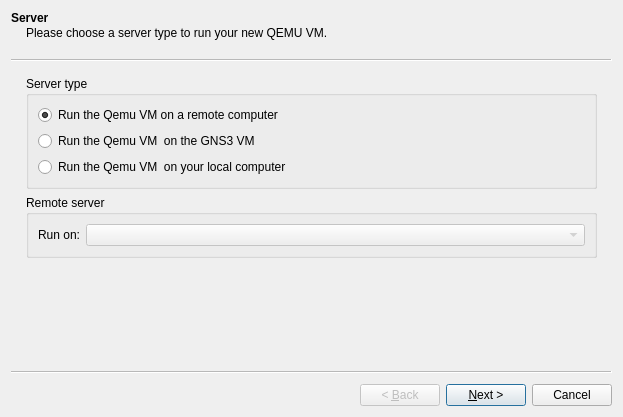
First picture: the form in gns3/modules/qemu/ui/qemu_vm_wizard.ui, repository GNS3/gns3-gui, before the edit.
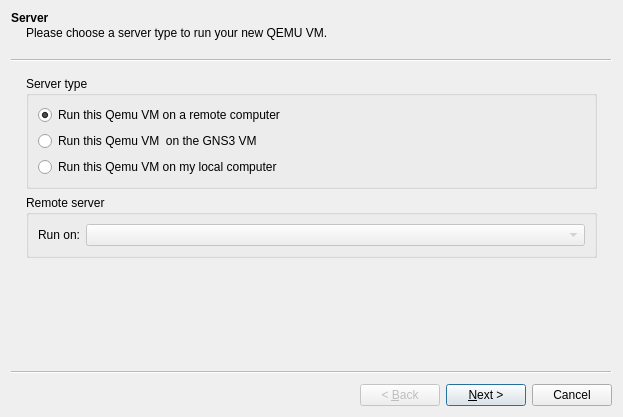
Second picture: the form after the edit.

Commit message: Changes wording in VM wizards.

What changed in the file:
```diff
--- a/gns3/modules/qemu/ui/qemu_vm_wizard.ui
+++ b/gns3/modules/qemu/ui/qemu_vm_wizard.ui
@@ -33,7 +33,7 @@
        <item>
         <widget class="QRadioButton" name="uiRemoteRadioButton">
          <property name="text">
-          <string>Run the Qemu VM on a remote computer</string>
+          <string>Run this Qemu VM on a remote computer</string>
          </property>
          <property name="checked">
           <bool>true</bool>
@@ -43,14 +43,14 @@
        <item>
         <widget class="QRadioButton" name="uiVMRadioButton">
          <property name="text">
-          <string>Run the Qemu VM  on the GNS3 VM</string>
+          <string>Run this Qemu VM  on the GNS3 VM</string>
          </property>
         </widget>
        </item>
        <item>
         <widget class="QRadioButton" name="uiLocalRadioButton">
          <property name="text">
-          <string>Run the Qemu VM  on your local computer</string>
+          <string>Run this Qemu VM on my local computer</string>
          </property>
         </widget>
        </item>
```
The commit also changes 11 other files.
